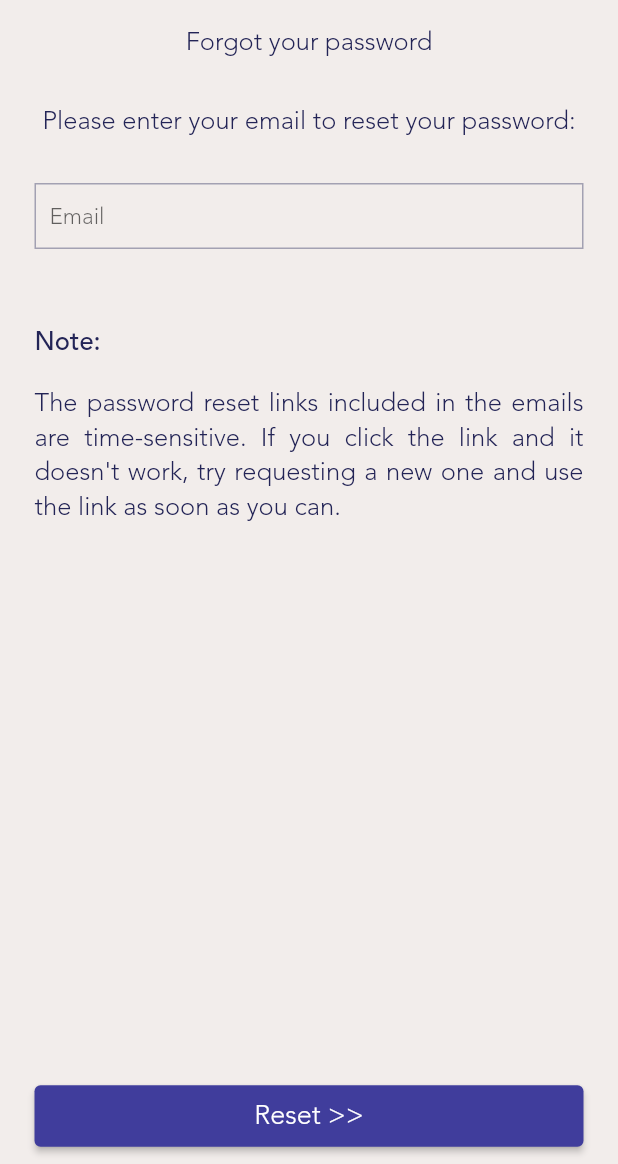
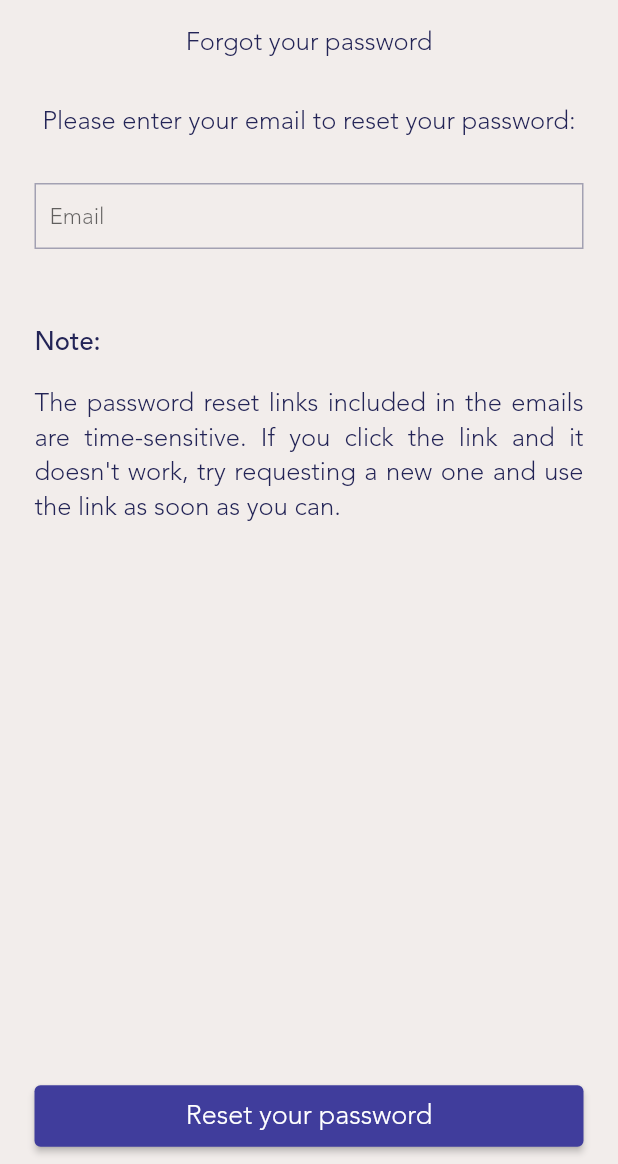
Before and after one commit to OlegTanchynDev/bynext1, a Flutter app: the screen it shows after launch, after a tap on "Forgot your password?", on a phone screen of 412 x 824 dp, the part 72-1236 px from its top. Run offline on Flutter 3.47's test engine with Material 2 defaults, Android fonts, the phone set to English and light mode, and no system bars; our stand-ins replace bloc, equatable, flutter_bloc, geolocator, just_audio, shared_preferences and 1 more; network calls fail.

Commit message:
Issues till 'Start job button...' fixed

```diff
--- a/lib/constants.dart
+++ b/lib/constants.dart
@@ -2,7 +2,7 @@ import 'package:flutter/foundation.dart';
 
 const googleApiKey = "";
 
-const servicesUrl = kDebugMode ? "https://playground.cleanlyapp.com/services/" : "https://cleanlyapp.com/services/";
+const servicesUrl = kDebugMode ? "https://playground.cleanlyapp.com/services" : "https://cleanlyapp.com/services";
 const mediaUrl = "https://uploads-static.cleanlyapp.com/"
 ;
 const policyUrl = "https://cleanly.com/concierge/ticket-reimbursement-attendance/";
--- a/lib/repository/token_repository.dart
+++ b/lib/repository/token_repository.dart
@@ -62,7 +62,7 @@ class TokenRepository {
       RestError restError = RestError(errors: {});
 //      switch (parsed['status_code']) {
 //        case 1:
-          restError.errors.putIfAbsent('non_field_errors', () => 'Error processing request.');
+          restError.errors.putIfAbsent('non_field_errors', () => 'Email address is not recognised');
 //      }
       throw restError;
     }
--- a/lib/screen/forgot_password.dart
+++ b/lib/screen/forgot_password.dart
@@ -79,7 +79,7 @@ class ForgotPasswordScreen extends StatelessWidget {
                                   ),
                                   const SizedBox(
                                     height: 20.0,
-                                  )
+                                  ),
                                 ],
                               );
                             }),
@@ -95,9 +95,14 @@ class ForgotPasswordScreen extends StatelessWidget {
                             height: 0,
                           ),
                         ),
-                        RaisedButton(
-                          child: Text('Reset >>'),
-                          onPressed: () => context.bloc<ForgotPasswordBloc>().submit(username),
+                        BlocBuilder(
+                          bloc: BlocProvider.of<ForgotPasswordBloc>(context),
+                          builder: (context, state) {
+                            return RaisedButton(
+                              child: Text('Reset your password'),
+                              onPressed: state is ForgotFormReady ? () => context.bloc<ForgotPasswordBloc>().submit(username) : null,
+                            );
+                          }
                         ),
                       ],
                     ),
--- a/lib/screen/login.dart
+++ b/lib/screen/login.dart
@@ -37,14 +37,14 @@ class _LoginScreenState extends State<LoginScreen> {
                 mainAxisSize: MainAxisSize.min,
                 children: <Widget>[
                   const SizedBox(height: 8),
-                  Align(
-                    alignment: Alignment.center,
-                    child: Container(
-                      height: 70,
-                      child: Image(image: AssetImage('assets/images/logo.png')),
-                    ),
-                  ),
-                  const SizedBox(height: 14),
+//                  Align(
+//                    alignment: Alignment.center,
+//                    child: Container(
+//                      height: 70,
+//                      child: Image(image: AssetImage('assets/images/logo.png')),
+//                    ),
+//                  ),
+//                  const SizedBox(height: 14),
                   Align(
                     alignment: Alignment.center,
                     child: Image(
@@ -117,9 +117,9 @@ class _LoginScreenState extends State<LoginScreen> {
                   ),
                   RaisedButton(
                     child: Text('LOGIN'),
-                    onPressed: () => context
+                    onPressed: _usernameController.text != '' && _passwordController.text != '' ? () => context
                         .bloc<LoginFormBloc>()
-                        .submit(_usernameController.text.trim(), _passwordController.text),
+                        .submit(_usernameController.text.trim(), _passwordController.text) : null,
                   ),
                   RaisedButton(
                     child: Text('DEMO MODE'),
```
Also changed, not shown: lib/generated/l10n.dart.
